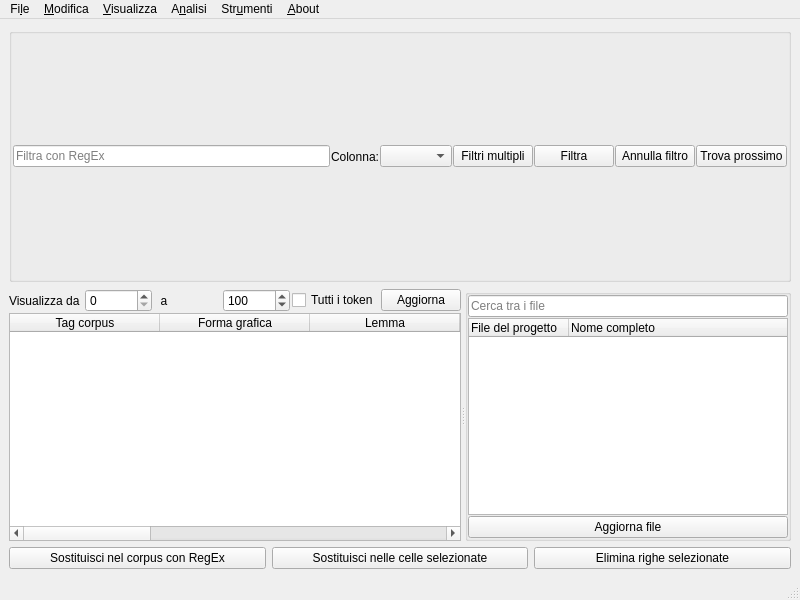
The window that forms/branwindow.ui (zorbaproject/Bran) describes before a commit, drawn with Qt 5.
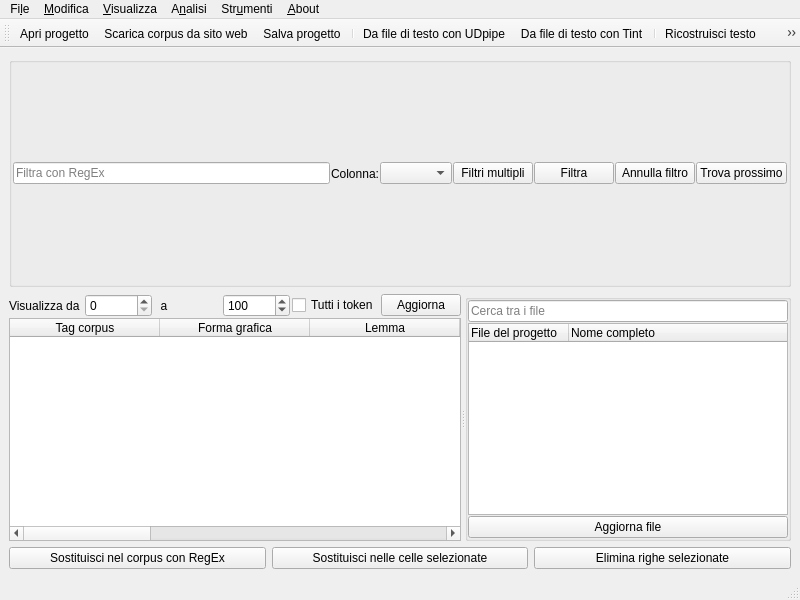
The same window after the commit. Icons and pictures are not drawn.

Commit message: Bozza toolbar

Diff of the .ui file:
```diff
--- a/forms/branwindow.ui
+++ b/forms/branwindow.ui
@@ -508,6 +508,36 @@
    <addaction name="menuAbout"/>
   </widget>
   <widget class="QStatusBar" name="statusbar"/>
+  <widget class="QToolBar" name="toolBar">
+   <property name="windowTitle">
+    <string>toolBar</string>
+   </property>
+   <attribute name="toolBarArea">
+    <enum>TopToolBarArea</enum>
+   </attribute>
+   <attribute name="toolBarBreak">
+    <bool>false</bool>
+   </attribute>
+   <addaction name="actionApri"/>
+   <addaction name="actionScarica_corpus_da_sito_web"/>
+   <addaction name="actionSalva"/>
+   <addaction name="separator"/>
+   <addaction name="actionDa_file_di_testo_con_UDpipe"/>
+   <addaction name="actionDa_file_di_testo_con_Tint"/>
+   <addaction name="separator"/>
+   <addaction name="actionRicostruisci_testo"/>
+   <addaction name="actionVisualizza_frasi"/>
+   <addaction name="separator"/>
+   <addaction name="actionConta_occorrenze"/>
+   <addaction name="actionConta_occorrenze_filtrate"/>
+   <addaction name="actionEstrai_dizionario"/>
+   <addaction name="actionConta_verbi"/>
+   <addaction name="actionConta_persone"/>
+   <addaction name="actionConcordanze"/>
+   <addaction name="separator"/>
+   <addaction name="actionConfronta_corpora"/>
+   <addaction name="actionConfigurazione_di_Bran"/>
+  </widget>
   <action name="actionApri">
    <property name="icon">
     <iconset resource="../resources.qrc">
```
